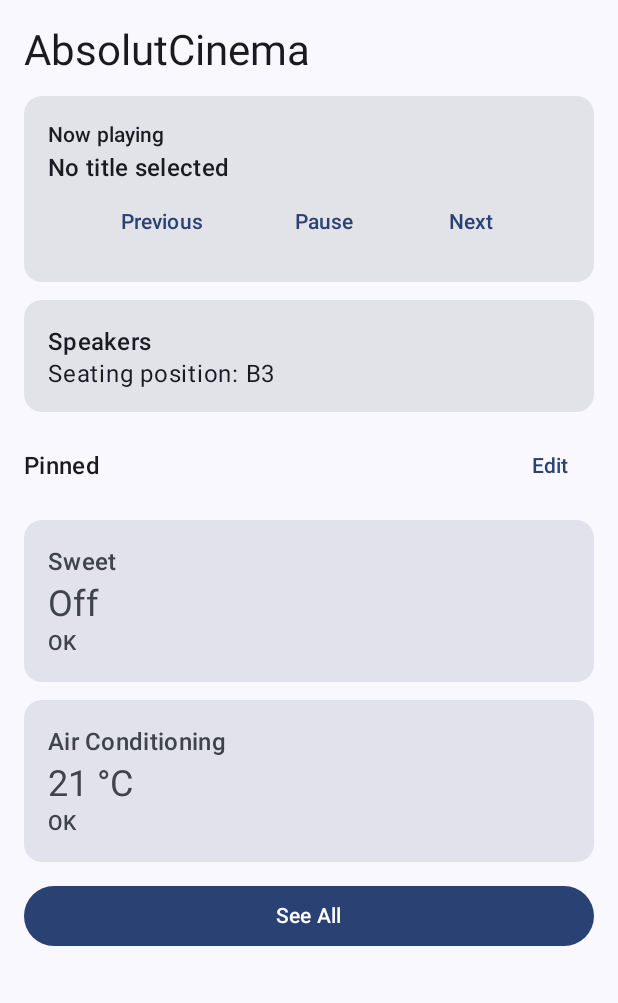
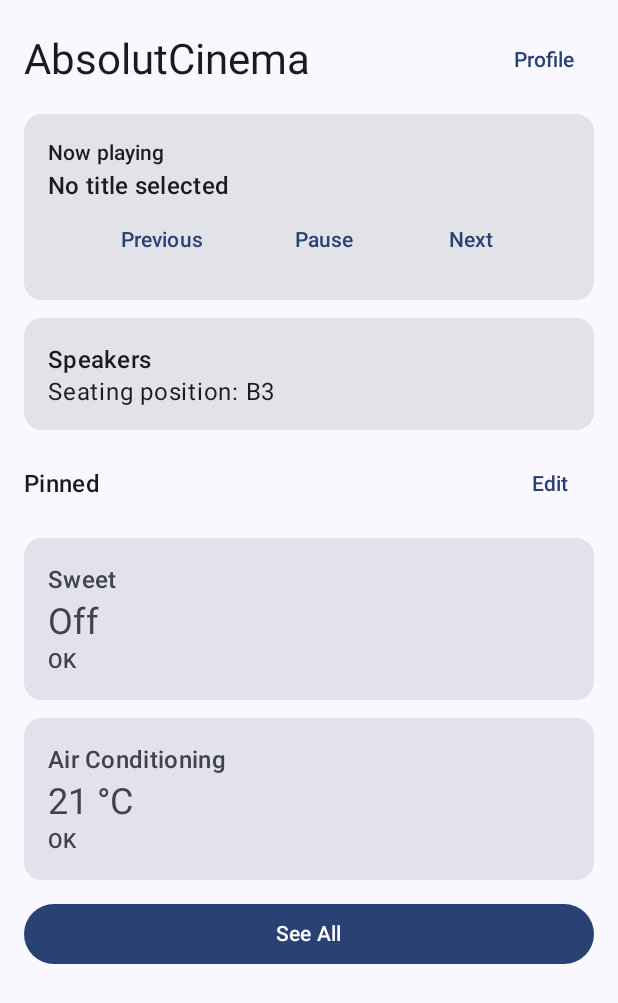
Before and after one commit to RajdeepC-20107/CSCN72030-Sec1-Group5-Frontend, an Android app built with Jetpack Compose: the screen it shows after launch (MainActivity), on a phone screen of 412 x 824 dp. Shown: the top 1003 px of the screen. Run offline under Robolectric (Android 15) with nearby library versions, the phone set to English and light mode, and no system bars.

Commit message:
SCRUM-21 navigate Home to Profile to Interrupt Mode and show No Interrupt on Home

```diff
--- a/app/src/main/java/ru/anton2319/absolutcinema/ui/AbsolutCinemaApp.kt
+++ b/app/src/main/java/ru/anton2319/absolutcinema/ui/AbsolutCinemaApp.kt
@@ -11,28 +11,45 @@ import androidx.compose.runtime.remember
 import androidx.compose.runtime.setValue
 import androidx.compose.ui.Modifier
 import ru.anton2319.absolutcinema.data.FakeDevices
+import ru.anton2319.absolutcinema.model.InterruptSettings
 
-private enum class Screen { HOME, DEVICE_LIST }
+private enum class Screen { HOME, DEVICE_LIST, PROFILE, INTERRUPT }
 
-/** The app: Home, with See All opening the Device List. Back returns to Home. */
+/**
+ * The app. Home opens the Device List (See All) and Profile; Profile opens
+ * Interrupt Mode. Back goes up one level.
+ */
 @Composable
 fun AbsolutCinemaApp() {
     var screen by remember { mutableStateOf(Screen.HOME) }
+    var settings by remember { mutableStateOf(InterruptSettings()) }
     val devices = FakeDevices.all
 
-    BackHandler(enabled = screen != Screen.HOME) { screen = Screen.HOME }
+    BackHandler(enabled = screen != Screen.HOME) {
+        screen = if (screen == Screen.INTERRUPT) Screen.PROFILE else Screen.HOME
+    }
 
     Scaffold(modifier = Modifier.fillMaxSize()) { innerPadding ->
+        val padded = Modifier.padding(innerPadding)
         when (screen) {
             Screen.HOME -> HomeScreen(
                 devices = devices,
                 pinnedIds = FakeDevices.pinnedIds,
                 onSeeAll = { screen = Screen.DEVICE_LIST },
-                modifier = Modifier.padding(innerPadding)
+                modifier = padded,
+                noInterrupt = settings.noInterrupt,
+                onProfile = { screen = Screen.PROFILE }
             )
-            Screen.DEVICE_LIST -> DeviceListScreen(
-                devices = devices,
-                modifier = Modifier.padding(innerPadding)
+            Screen.DEVICE_LIST -> DeviceListScreen(devices = devices, modifier = padded)
+            Screen.PROFILE -> ProfileScreen(
+                settings = settings,
+                onInterruptMode = { screen = Screen.INTERRUPT },
+                modifier = padded
+            )
+            Screen.INTERRUPT -> InterruptSettingsScreen(
+                settings = settings,
+                onSettingsChange = { settings = it },
+                modifier = padded
             )
         }
     }
--- a/app/src/main/java/ru/anton2319/absolutcinema/ui/HomeScreen.kt
+++ b/app/src/main/java/ru/anton2319/absolutcinema/ui/HomeScreen.kt
@@ -33,7 +33,9 @@ fun HomeScreen(
     devices: List<Device>,
     pinnedIds: List<String>,
     onSeeAll: () -> Unit,
-    modifier: Modifier = Modifier
+    modifier: Modifier = Modifier,
+    noInterrupt: Boolean = false,
+    onProfile: () -> Unit = {}
 ) {
     val pinned = devices.filter { it.id in pinnedIds }
 
@@ -43,7 +45,25 @@ fun HomeScreen(
         verticalArrangement = Arrangement.spacedBy(12.dp)
     ) {
         item(key = "title") {
-            Text(text = "AbsolutCinema", style = MaterialTheme.typography.headlineMedium)
+            Row(
+                modifier = Modifier.fillMaxWidth(),
+                horizontalArrangement = Arrangement.SpaceBetween,
+                verticalAlignment = Alignment.CenterVertically
+            ) {
+                Text(text = "AbsolutCinema", style = MaterialTheme.typography.headlineMedium)
+                TextButton(onClick = onProfile) { Text("Profile") }
+            }
+        }
+        if (noInterrupt) {
+            item(key = "no-interrupt") {
+                Card(modifier = Modifier.fillMaxWidth()) {
+                    Text(
+                        text = "No Interrupt is on",
+                        style = MaterialTheme.typography.labelLarge,
+                        modifier = Modifier.padding(12.dp)
+                    )
+                }
+            }
         }
         item(key = "now-playing") { NowPlayingCard() }
         item(key = "seating") { SeatingCard(seat = "B3") }
```
